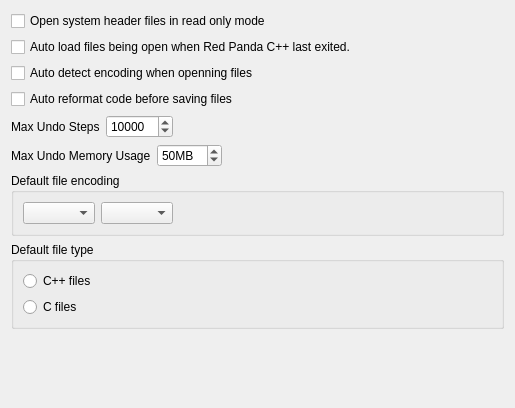
Old version of the form RedPandaIDE/settingsdialog/editormiscwidget.ui in the repository royqh1979/RedPanda-CPP.
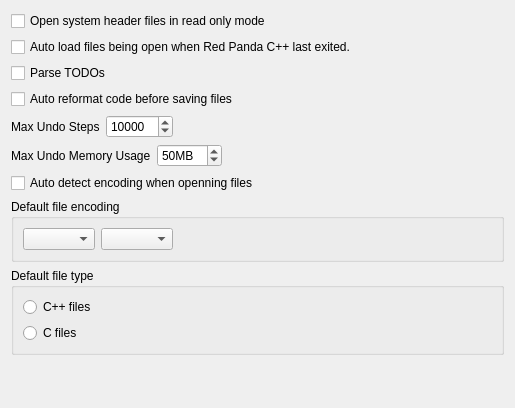
New version of the form.

Commit message: - fix: Crash when editing a function at the end of file without ; or {   - enhancement: Add the "parsing TODOs" option in Options Dialog / Editor / Misc   - enhancement: Remove todos/bookmarks/breakpoints when deleting file from project   - enhancement: Rename filenames in todos/bookmarks/breakpoints  when renaming project file

Patch:
```diff
--- a/RedPandaIDE/settingsdialog/editormiscwidget.ui
+++ b/RedPandaIDE/settingsdialog/editormiscwidget.ui
@@ -29,9 +29,9 @@
     </widget>
    </item>
    <item>
-    <widget class="QCheckBox" name="chkAutoDetectFileEncoding">
+    <widget class="QCheckBox" name="chkParseTodos">
      <property name="text">
-      <string>Auto detect encoding when openning files</string>
+      <string>Parse TODOs</string>
      </property>
     </widget>
    </item>
@@ -147,6 +147,13 @@
      </layout>
     </widget>
    </item>
+   <item>
+    <widget class="QCheckBox" name="chkAutoDetectFileEncoding">
+     <property name="text">
+      <string>Auto detect encoding when openning files</string>
+     </property>
+    </widget>
+   </item>
    <item>
     <widget class="QGroupBox" name="groupBox_2">
      <property name="title">
```
The commit also changes 14 other files.
